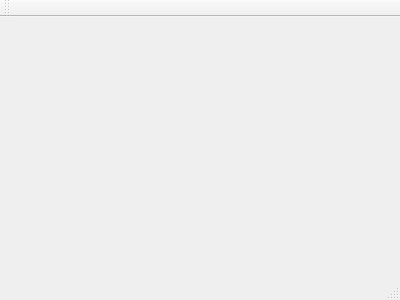
Above: mainwindow.ui from afigegoznaet/ImgViewManager before the change. Below: the same form after it.
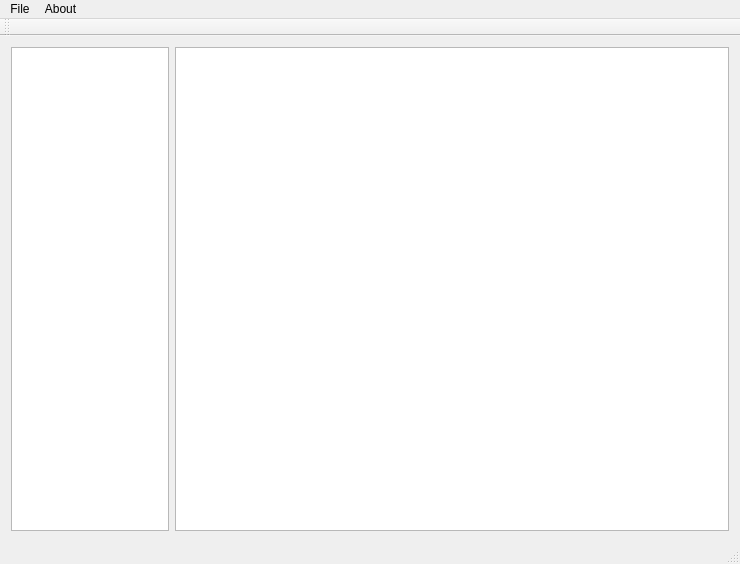
That is the form after the change. Custom widgets are drawn as their Qt base class.

```diff
--- a/mainwindow.ui
+++ b/mainwindow.ui
@@ -1,24 +1,102 @@
 <ui version="4.0">
  <class>MainWindow</class>
- <widget class="QMainWindow" name="MainWindow" >
-  <property name="geometry" >
+ <widget class="QMainWindow" name="MainWindow">
+  <property name="geometry">
    <rect>
     <x>0</x>
     <y>0</y>
-    <width>400</width>
-    <height>300</height>
+    <width>740</width>
+    <height>564</height>
    </rect>
   </property>
   <property name="windowTitle" >
    <string>MainWindow</string>
   </property>
-  <widget class="QMenuBar" name="menuBar" />
-  <widget class="QToolBar" name="mainToolBar" />
-  <widget class="QWidget" name="centralWidget" />
-  <widget class="QStatusBar" name="statusBar" />
+  <widget class="QWidget" name="centralWidget">
+   <layout class="QGridLayout" name="gridLayout">
+    <item row="0" column="0">
+     <layout class="QHBoxLayout" name="horizontalLayout">
+      <item>
+       <widget class="SystemTreeView" name="fileTree">
+        <property name="sizePolicy">
+         <sizepolicy hsizetype="Expanding" vsizetype="Expanding">
+          <horstretch>2</horstretch>
+          <verstretch>0</verstretch>
+         </sizepolicy>
+        </property>
+       </widget>
+      </item>
+      <item>
+       <widget class="ImgListView" name="imagesView">
+        <property name="sizePolicy">
+         <sizepolicy hsizetype="Expanding" vsizetype="Expanding">
+          <horstretch>7</horstretch>
+          <verstretch>0</verstretch>
+         </sizepolicy>
+        </property>
+       </widget>
+      </item>
+     </layout>
+    </item>
+   </layout>
+  </widget>
+  <widget class="QMenuBar" name="menuBar">
+   <property name="geometry">
+    <rect>
+     <x>0</x>
+     <y>0</y>
+     <width>740</width>
+     <height>26</height>
+    </rect>
+   </property>
+   <widget class="QMenu" name="menuFile">
+    <property name="title">
+     <string>File</string>
+    </property>
+    <addaction name="actionExport_Images"/>
+    <addaction name="actionExit"/>
+   </widget>
+   <widget class="QMenu" name="menuAbout">
+    <property name="title">
+     <string>About</string>
+    </property>
+   </widget>
+   <addaction name="menuFile"/>
+   <addaction name="menuAbout"/>
+  </widget>
+  <widget class="QToolBar" name="mainToolBar">
+   <attribute name="toolBarArea">
+    <enum>TopToolBarArea</enum>
+   </attribute>
+   <attribute name="toolBarBreak">
+    <bool>false</bool>
+   </attribute>
+  </widget>
+  <widget class="QStatusBar" name="statusBar"/>
+  <action name="actionExport_Images">
+   <property name="text">
+    <string>Export Images</string>
+   </property>
+  </action>
+  <action name="actionExit">
+   <property name="text">
+    <string>Exit</string>
+   </property>
+  </action>
  </widget>
- <layoutDefault spacing="6" margin="11" />
- <pixmapfunction></pixmapfunction>
+ <layoutdefault spacing="6" margin="11"/>
+ <customwidgets>
+  <customwidget>
+   <class>SystemTreeView</class>
+   <extends>QTreeView</extends>
+   <header>systemtreeview.h</header>
+  </customwidget>
+  <customwidget>
+   <class>ImgListView</class>
+   <extends>QListView</extends>
+   <header>imglistview.h</header>
+  </customwidget>
+ </customwidgets>
  <resources/>
  <connections/>
 </ui>
```
Left out of the diff: 3 changed lines with no effect on the pictures.
